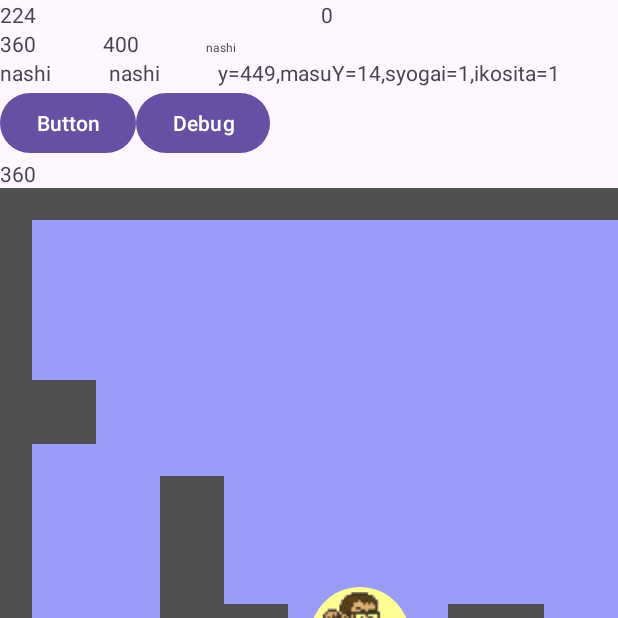
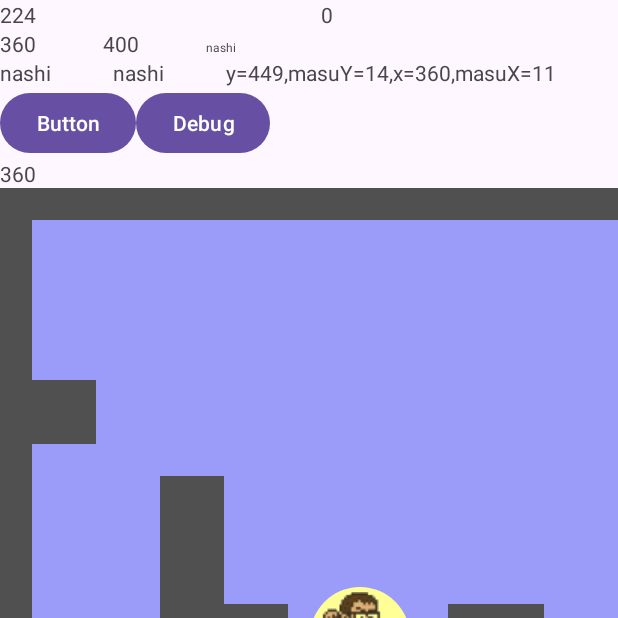
Before and after one commit to mizutsuki1980/JajajaMaru, an Android app: the screen it shows after launch (MainActivity), after a tap on "Debug", on a phone screen of 412 x 824 dp, the top half of it. Run offline under Robolectric (Android 15) with nearby library versions, the phone set to English and light mode, and no system bars; our stand-ins replace navigation-ui.

Commit message:
debugを更新

```diff
--- a/app/src/main/java/com/example/jajajamaru/MyCustomView.kt
+++ b/app/src/main/java/com/example/jajajamaru/MyCustomView.kt
@@ -35,9 +35,12 @@ class MyCustomView(context: Context?, attrs: AttributeSet?) : View(context, attr
         val y = jiki.sekaipos.y
         val x = jiki.sekaipos.x
         val masuY = y /32
-        val syougai = map.masu[masuY][x/32]
-        val ikkkoshita = map.masu[masuY+1][x/32]
-        return "y=${y},masuY=${masuY},syogai=${syougai},ikosita=${ikkkoshita}"
+        //val syougai = map.masu[masuY][x/32]
+        //val ikkkoshita = map.masu[masuY+1][x/32]
+        val masuX = x /32
+
+
+        return "y=${y},masuY=${masuY},x=${x},masuX=${masuX}"
 
     }
     fun beginAnimation() {
```
